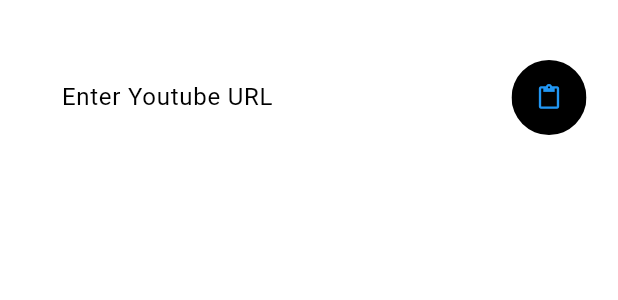
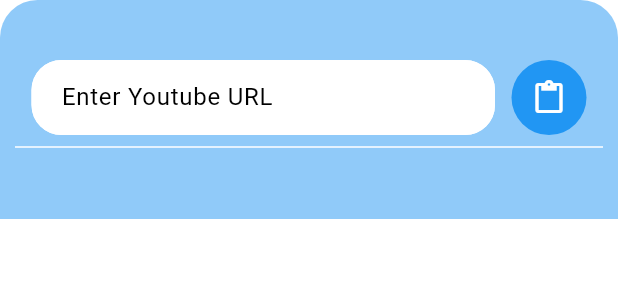
Before and after one commit to CopticFelo/YTH264, a Flutter app: the AddModalPopup widget shown alone on an empty page, opened directly, on a phone screen of 412 x 824 dp. Shown: the top 300 px of the screen. Run offline on Flutter 3.47's test engine with Material 3 defaults, Android fonts, the phone set to English and light mode, and no system bars; drawn by our look-alikes of dynamic_color; our stand-ins replace another_flushbar, device_info_plus, flutter_screenutil, flutter_svg, google_fonts, permission_handler and 1 more; missing offline and left inert: clipboard, ffmpeg_kit_flutter_full, receive_sharing_intent, remove_emoji, youtube_explode_dart; accounts and stored records are empty.

Commit message:
AddPopup Material 3 redesign

```diff
--- a/lib/Screens/AddPopup.dart
+++ b/lib/Screens/AddPopup.dart
@@ -16,7 +16,7 @@
 
 class _AddModalPopupState extends State<AddModalPopup> {
   final TextEditingController _uriController = TextEditingController();
-  Widget downloadButton = Icon(Icons.paste);
+  Widget? downloadButton;
   bool isSearching = false;
   YoutubeQueueObject? vidInfo;
 
@@ -26,11 +26,17 @@
       if (!isSearching) {
         if (_uriController.text.length == 0) {
           setState(() {
-            downloadButton = Icon(Icons.paste);
+            downloadButton = Icon(
+              Icons.paste,
+              color: Theme.of(context).colorScheme.onPrimary,
+            );
           });
         } else {
           setState(() {
-            downloadButton = Icon(Icons.search);
+            downloadButton = Icon(
+              Icons.search,
+              color: Theme.of(context).colorScheme.onPrimary,
+            );
           });
         }
       }
@@ -52,7 +58,9 @@
             child: Container(
               width: 20,
               height: 20,
-              child: CircularProgressIndicator(),
+              child: CircularProgressIndicator(
+                  valueColor: AlwaysStoppedAnimation<Color>(
+                      Theme.of(context).colorScheme.onPrimary)),
             ),
           );
         });
@@ -60,14 +68,20 @@
         vidInfo = await serv.getVidInfo(_uriController.text).then((value) {
           setState(() {
             isSearching = false;
-            downloadButton = Icon(Icons.search);
+            downloadButton = Icon(
+              Icons.search,
+              color: Theme.of(context).colorScheme.onPrimary,
+            );
           });
           return value;
         });
         print(vidInfo!.title);
         setState(() {});
       } catch (e) {
-        downloadButton = Icon(Icons.search);
+        downloadButton = Icon(
+          Icons.search,
+          color: Theme.of(context).colorScheme.onPrimary,
+        );
         GlobalMethods.snackBarError(e.toString(), context, isException: true);
       }
     } else {
@@ -81,6 +95,8 @@
 
   @override
   Widget build(BuildContext context) {
+    downloadButton = downloadButton ??
+        Icon(Icons.paste, color: Theme.of(context).colorScheme.onPrimary);
     if (widget.uri != null) {
       _uriController.text = widget.uri!;
       widget.uri = null;
@@ -90,8 +106,8 @@
       );
     }
     return Container(
-      decoration: const BoxDecoration(
-          color: Colors.white,
+      decoration: BoxDecoration(
+          color: Theme.of(context).colorScheme.background,
           borderRadius: BorderRadius.vertical(top: Radius.circular(25))),
       child: AnimatedSize(
         duration: const Duration(milliseconds: 200),
@@ -113,43 +129,39 @@
                     children: [
                       Container(
                           decoration: BoxDecoration(
-                              color: Theme.of(context).colorScheme.onPrimary,
+                              color: Theme.of(context).colorScheme.surface,
                               borderRadius: BorderRadius.circular(20)),
                           width: MediaQuery.of(context).size.width * 0.75,
                           child: TextFormField(
+                            style: Theme.of(context).textTheme.bodyLarge,
                             maxLines: 1,
                             controller: _uriController,
                             decoration: InputDecoration(
                                 contentPadding: EdgeInsets.symmetric(
                                     vertical: 13.0, horizontal: 16.0),
-                                hintStyle: TextStyle(
-                                    color: Colors.black, fontSize: 16),
+                                hintStyle:
+                                    Theme.of(context).textTheme.bodyLarge,
                                 hintText: 'Enter Youtube URL',
                                 focusedBorder: OutlineInputBorder(
                                     borderRadius: BorderRadius.circular(20),
-                                    borderSide: const BorderSide(
-                                        color: Colors.black, width: 1.5)),
+                                    borderSide: BorderSide(
+                                        width: 1.5,
+                                        color: Theme.of(context)
+                                            .colorScheme
+                                            .primary)),
                                 border: OutlineInputBorder(
                                     borderRadius: BorderRadius.circular(20))),
                           )),
                       Padding(
                         padding: const EdgeInsets.all(0.0),
-                        child: ClipRRect(
-                          borderRadius: BorderRadius.circular(12),
                         child: SizedBox(
                           height: 50,
                           width: 50,
-                            child: TextButton(
-                              style: ButtonStyle(
-                                  backgroundColor:
-                                      MaterialStateProperty.all(Colors.black),
-                                  overlayColor:
-                                      MaterialStateProperty.all(Colors.grey)),
+                          child: IconButton.filled(
                             onPressed: () async {
                               await search();
                             },
-                              child: downloadButton,
-                            ),
+                            icon: downloadButton!,
                           ),
                         ),
                       ),
```
Lines whose indentation alone changed are shown as unchanged.
